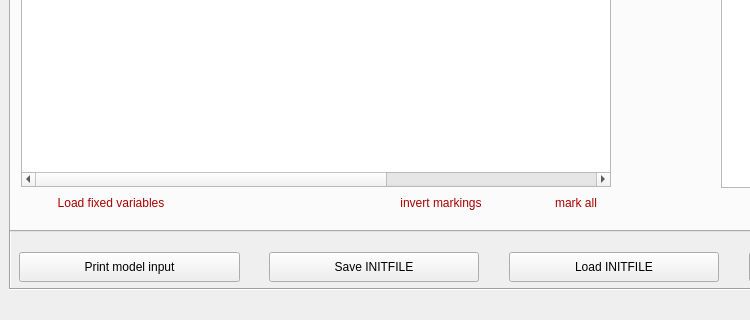
Before: the Qt Designer form gui/LSD.ui in pclusius/arca-box, drawn with Qt 5; both pictures show x 0 to 750 and y 466 to 786 of the 979 by 786 pixel window.
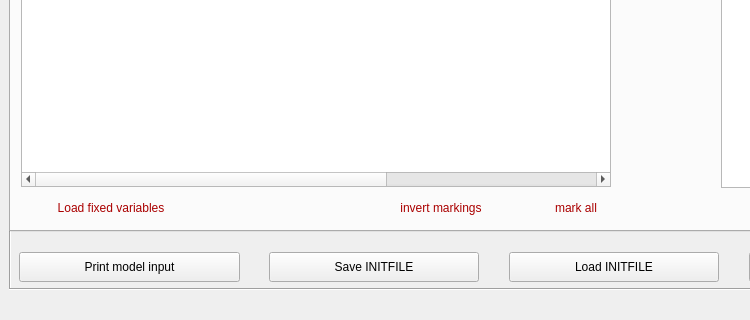
After: the same form once the commit is applied. The open tabs and pages were chosen to show the change. Custom widgets are drawn as their Qt base class.

```diff
--- a/gui/LSD.ui
+++ b/gui/LSD.ui
@@ -1163,7 +1163,7 @@
          <x>530</x>
          <y>605</y>
          <width>70</width>
-         <height>20</height>
+         <height>30</height>
         </rect>
        </property>
        <property name="palette">
@@ -1216,7 +1216,7 @@
          <x>370</x>
          <y>605</y>
          <width>120</width>
-         <height>20</height>
+         <height>30</height>
         </rect>
        </property>
        <property name="palette">
@@ -1269,7 +1269,7 @@
          <x>10</x>
          <y>605</y>
          <width>180</width>
-         <height>20</height>
+         <height>30</height>
         </rect>
        </property>
        <property name="palette">
```
Left out of the diff: 2 changed lines with no effect on the pictures.
